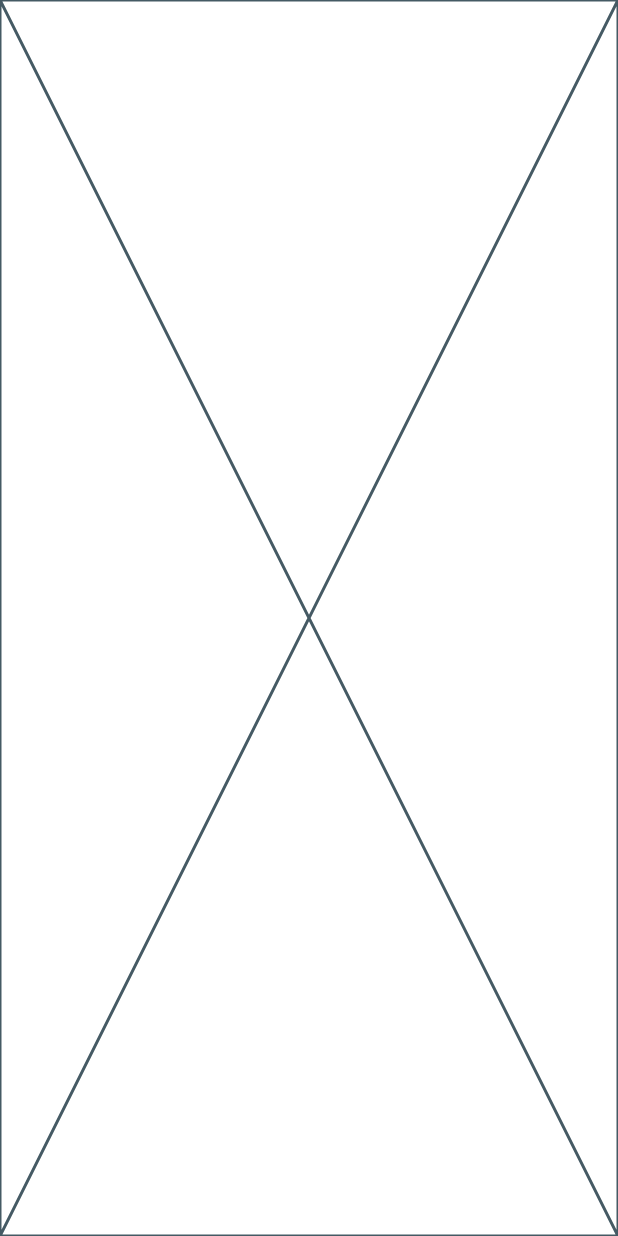
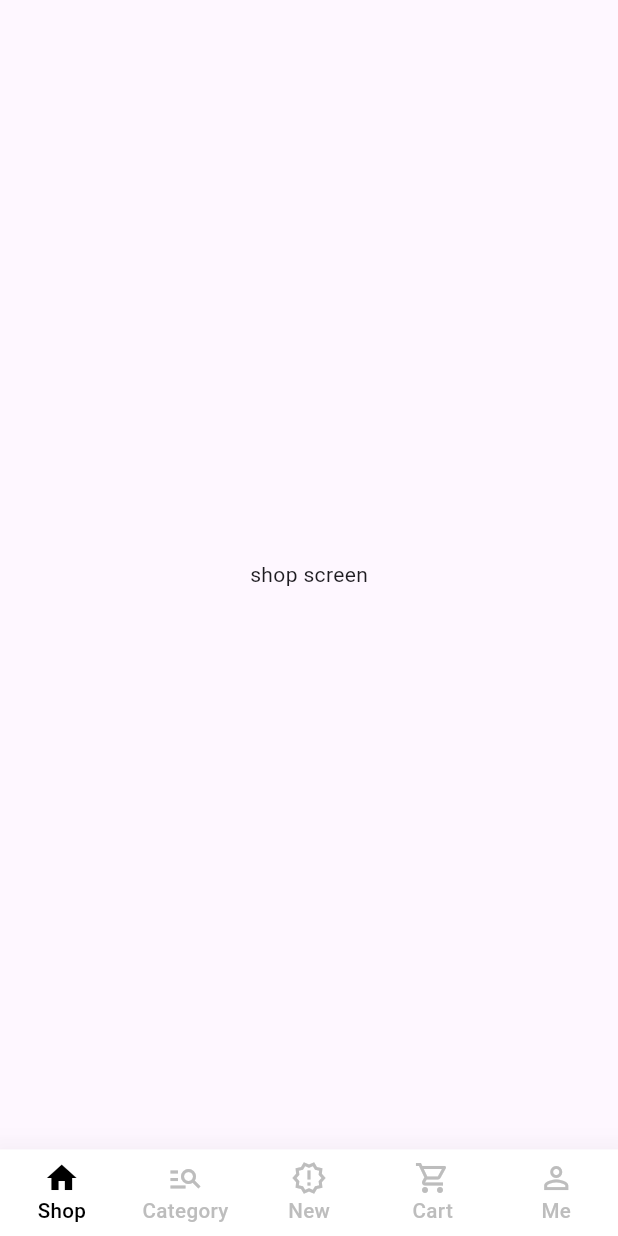
Before and after one commit to muslimadille/bino_kids_flutter, a Flutter app: the screen it shows after launch, on a phone screen of 412 x 824 dp. Run offline on Flutter 3.47's test engine with Material 3 defaults, Android fonts, the phone set to English and light mode, and no system bars; our stand-ins replace dio, flutter_easyloading, flutter_localization, flutter_svg, sizer.

Commit message:
task:bottom tabs screen

```diff
--- /dev/null
+++ b/lib/applications/home_provider.dart
@@ -0,0 +1,5 @@
+import 'package:flutter/cupertino.dart';
+
+class HomeProvider with ChangeNotifier{
+
+}
--- a/lib/applications/mainApplication.dart
+++ b/lib/applications/mainApplication.dart
@@ -1,10 +1,11 @@
+import 'package:bino_kids/applications/home_provider.dart';
 import 'package:provider/provider.dart';
 import 'package:provider/single_child_widget.dart';
 
 class MainApplication{
   static final List<SingleChildWidget> applicationList = [
-    // ChangeNotifierProvider<LocalListener>(
-    //     lazy:true,
-    //     create: (context) => LocalListener()),
+    ChangeNotifierProvider<HomeProvider>(
+        lazy:false,
+        create: (context) => HomeProvider()),
   ];
 }
--- a/lib/common/helpers/app_localization.dart
+++ b/lib/common/helpers/app_localization.dart
@@ -29,13 +29,19 @@ class AppLocalization{
 
   static bool  get isArabic=>localization.currentLocale==const Locale("ar");
 
-
-
   // add your localization keys here
   static const Map<String, dynamic> EN = {
-    "title": 'Localization'
+    "HOME_TAB_TITLE":"Shop",
+    "CATEGORY_TAB_TITLE":"Category",
+    "NEW_TAB_TITLE":"New",
+    "CART_TAB_TITLE":"Cart",
+    "ME_TAB_TITLE":"Me"
   };
   static const Map<String, dynamic> AR = {
-    "title": 'ការធ្វើមូលដ្ឋានីយកម្ម'
+    "HOME_TAB_TITLE":"تسوق",
+    "CATEGORY_TAB_TITLE":"الأقسام",
+    "NEW_TAB_TITLE":"جديد",
+    "CART_TAB_TITLE":"السلة",
+    "ME_TAB_TITLE":"حسابي"
   };
 }
--- a/lib/common/helpers/my_app_helper.dart
+++ b/lib/common/helpers/my_app_helper.dart
@@ -1,16 +1,18 @@
 import 'package:bino_kids/common/helpers/app_navigator.dart';
 import 'package:bino_kids/common/utils/constants/app_routes.dart';
-import 'package:bino_kids/features/home/view/screens/home_screen.dart';
+import 'package:bino_kids/features/home_tabs/view/home_tabs_screen.dart';
 import 'package:flutter/material.dart';
+
+
 
  mixin MyAppHelper{
   Route onGenerateRoute(RouteSettings routeSettings) {
     AppNavigator().routeSettings=routeSettings;
     switch (routeSettings.name) {
       case AppRoutes.HOME_SCREEN_ROUTE:
-        return MaterialPageRoute(builder: (_) =>  const HomeScreen());
+        return MaterialPageRoute(builder: (_) =>  const HomeTabsScreen());
       default:
-        return MaterialPageRoute(builder: (_) =>  Container());
+        return MaterialPageRoute(builder: (_) =>  const HomeTabsScreen());
     }
   }
 }
--- a/lib/features/home/view/screens/home_screen.dart
+++ /dev/null
@@ -1,15 +0,0 @@
-import 'package:flutter/material.dart';
-
-class HomeScreen extends StatefulWidget {
-  const HomeScreen({Key? key}) : super(key: key);
-
-  @override
-  State<HomeScreen> createState() => _HomeScreenState();
-}
-
-class _HomeScreenState extends State<HomeScreen> {
-  @override
-  Widget build(BuildContext context) {
-    return const Placeholder();
-  }
-}
--- /dev/null
+++ b/lib/features/home_tabs/view/home_tabs_screen.dart
@@ -0,0 +1,102 @@
+import 'package:bino_kids/common/helpers/app_localization.dart';
+import 'package:bino_kids/common/utils/constants/app_font_size.dart';
+import 'package:bino_kids/features/home_tabs/view_model/home_tabs_helper.dart';
+import 'package:flutter/material.dart';
+
+class HomeTabsScreen extends StatefulWidget {
+  const HomeTabsScreen({Key? key}) : super(key: key);
+
+  @override
+  State<HomeTabsScreen> createState() => _HomeTabsScreenState();
+}
+
+class _HomeTabsScreenState extends State<HomeTabsScreen> with HomeTabsHelper {
+  @override
+  Widget build(BuildContext context) {
+    return Scaffold(
+      body:screens[selectedIndex],
+      bottomNavigationBar:BottomNavigationBar(
+      backgroundColor: Colors.white,
+      elevation: 20,
+      currentIndex: selectedIndex,
+      onTap: (int index){
+          setState(() {
+            selectedIndex=index;
+          });
+      },
+      type: BottomNavigationBarType.fixed,
+      selectedLabelStyle: TextStyle(
+          color: Colors.black,
+          fontSize: AppFontSize.x_small,
+          fontWeight: FontWeight.w500
+      ),
+      unselectedLabelStyle: TextStyle(
+          color: Colors.grey[400],
+          fontSize: AppFontSize.x_small,
+          fontWeight: FontWeight.w500
+      ),
+      selectedFontSize: AppFontSize.x_small,
+      unselectedFontSize: AppFontSize.x_small,
+      selectedItemColor: Colors.black,
+      unselectedItemColor: Colors.grey[400],
+      items: [
+        BottomNavigationBarItem(
+          icon: Icon(
+            Icons.home_outlined,
+            color: Colors.grey[400],
+          ),
+          label: AppLocalization.translate("HOME_TAB_TITLE"),
+          activeIcon: const Icon(
+            Icons.home,
+            color: Colors.black,
+          ),
+        ),
+        BottomNavigationBarItem(
+          icon: Icon(
+            Icons.manage_search,
+            color: Colors.grey[400],
+          ),
+          label: AppLocalization.translate("CATEGORY_TAB_TITLE"),
+          activeIcon: const Icon(
+            Icons.manage_search,
+            color: Colors.black,
+          ),
+        ),
+        BottomNavigationBarItem(
+          icon: Icon(
+            Icons.new_releases_outlined,
+            color: Colors.grey[400],
+          ),
+          label: AppLocalization.translate("NEW_TAB_TITLE"),
+          activeIcon: const Icon(
+            Icons.new_releases_sharp,
+            color: Colors.black,
+          ),
+        ),
+        BottomNavigationBarItem(
+          icon: Icon(
+            Icons.shopping_cart_outlined,
+            color: Colors.grey[400],
+          ),
+          label: AppLocalization.translate("CART_TAB_TITLE"),
+          activeIcon: const Icon(
+            Icons.shopping_cart,
+            color: Colors.black,
+          ),
+        ),
+        BottomNavigationBarItem(
+          icon: Icon(
+            Icons.person_outline,
+            color: Colors.grey[400],
+          ),
+          label: AppLocalization.translate("ME_TAB_TITLE"),
+          activeIcon: const Icon(
+            Icons.person,
+            color: Colors.black,
+          ),
+        ),
+      ],
+    ),
+    );
+  }
+}
--- /dev/null
+++ b/lib/features/home_tabs/view_model/home_tabs_helper.dart
@@ -0,0 +1,90 @@
+import 'package:bino_kids/common/helpers/app_localization.dart';
+import 'package:flutter/material.dart';
+
+mixin HomeTabsHelper {
+  int selectedIndex = 0;
+  List<Widget> screens = [
+    Center(
+      child: Text("shop screen"),
+    ),
+    Center(
+      child: Text("category screen"),
+    ),
+    Center(
+      child: Text("new screen"),
+    ),
+    Center(
+      child: Text("cart screenn"),
+    ),
+    Center(
+      child: Text("me screenn"),
+    ),
+  ];
+  List<BottomNavigationBarItem> tabs = [
+    BottomNavigationBarItem(
+      icon: Icon(
+        Icons.home_outlined,
+        color: Colors.grey[400],
+      ),
+      label: AppLocalization.translate("HOME_TAB_TITLE"),
+      activeIcon: const Icon(
+        Icons.home,
+        color: Colors.black,
+      ),
+    ),
+    BottomNavigationBarItem(
+      icon: Icon(
+        Icons.manage_search,
+        color: Colors.grey[400],
+      ),
+      label: AppLocalization.translate("CATEGORY_TAB_TITLE"),
+      activeIcon: const Icon(
+        Icons.manage_search,
+        color: Colors.black,
+      ),
+    ),
+    BottomNavigationBarItem(
+      icon: Icon(
+        Icons.new_releases_outlined,
+        color: Colors.grey[400],
+      ),
+      label: AppLocalization.translate("NEW_TAB_TITLE"),
+      activeIcon: const Icon(
+        Icons.new_releases_sharp,
+        color: Colors.black,
+      ),
+    ),
+    BottomNavigationBarItem(
+      icon: Icon(
+        Icons.shopping_cart_outlined,
+        color: Colors.grey[400],
+      ),
+      label: AppLocalization.translate("CART_TAB_TITLE"),
+      activeIcon: const Icon(
+        Icons.shopping_cart,
+        color: Colors.black,
+      ),
+    ),
+    BottomNavigationBarItem(
+      icon: Icon(
+        Icons.person_outline,
+        color: Colors.grey[400],
+      ),
+      label: AppLocalization.translate("ME_TAB_TITLE"),
+      activeIcon: const Icon(
+        Icons.person,
+        color: Colors.black,
+      ),
+    ),
+  ];
+
+  void onClick({required int index}) {
+    switch (index) {
+      case 0:
+        {}
+        break;
+      default:
+        {}
+    }
+  }
+}
--- /dev/null
+++ b/lib/features/search/view/widgets/search_field_widget.dart
@@ -0,0 +1,15 @@
+import 'package:flutter/material.dart';
+
+class SearchFieldWidget extends StatefulWidget {
+  const SearchFieldWidget({Key? key}) : super(key: key);
+
+  @override
+  State<SearchFieldWidget> createState() => _SearchFieldWidgetState();
+}
+
+class _SearchFieldWidgetState extends State<SearchFieldWidget> {
+  @override
+  Widget build(BuildContext context) {
+    return const Placeholder();
+  }
+}
--- a/lib/main.dart
+++ b/lib/main.dart
@@ -2,10 +2,11 @@
 import 'package:bino_kids/common/helpers/app_localization.dart';
 import 'package:bino_kids/common/helpers/app_navigator.dart';
 import 'package:bino_kids/common/helpers/my_app_helper.dart';
-import 'package:bino_kids/features/home/view/screens/home_screen.dart';
+import 'package:bino_kids/features/home_tabs/view/home_tabs_screen.dart';
 import 'package:flutter/material.dart';
 import 'package:flutter/services.dart';
 import 'package:provider/provider.dart';
+import 'package:sizer/sizer.dart';
 
 void main() {
   runApp(MultiProvider(
@@ -37,6 +38,7 @@
     SystemChrome.setPreferredOrientations([
       DeviceOrientation.portraitUp,
     ]);
+    return Sizer(builder: (context, orientation, deviceType) {
       return MaterialApp(
         debugShowCheckedModeBanner: false,
         theme: ThemeData(
@@ -49,8 +51,10 @@
           Locale("ar"),
         ],
         localizationsDelegates: localization.localizationsDelegates,
-      locale: AppLocalization.isArabic ? const Locale("ar") : const Locale("en"),
-      home: HomeScreen(),
+        locale: AppLocalization.isArabic ?  Locale("ar") :  Locale("en"),
+        home: HomeTabsScreen(),
       );
+    });
+
   }
 }
```
Lines whose indentation alone changed are shown as unchanged.
